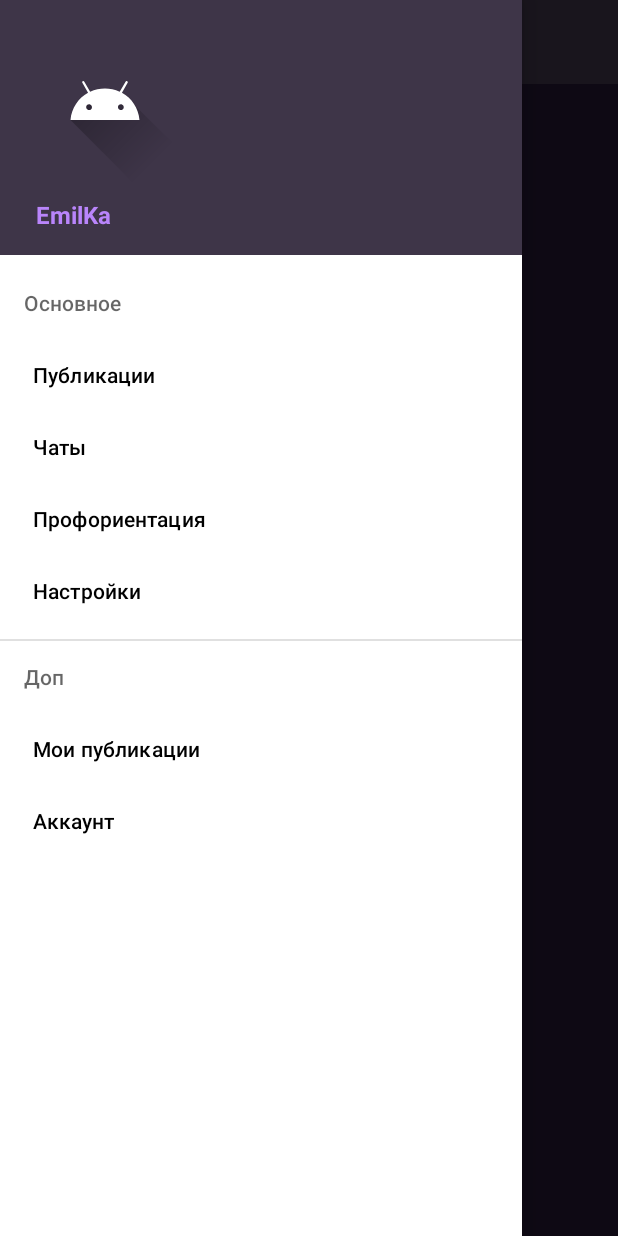
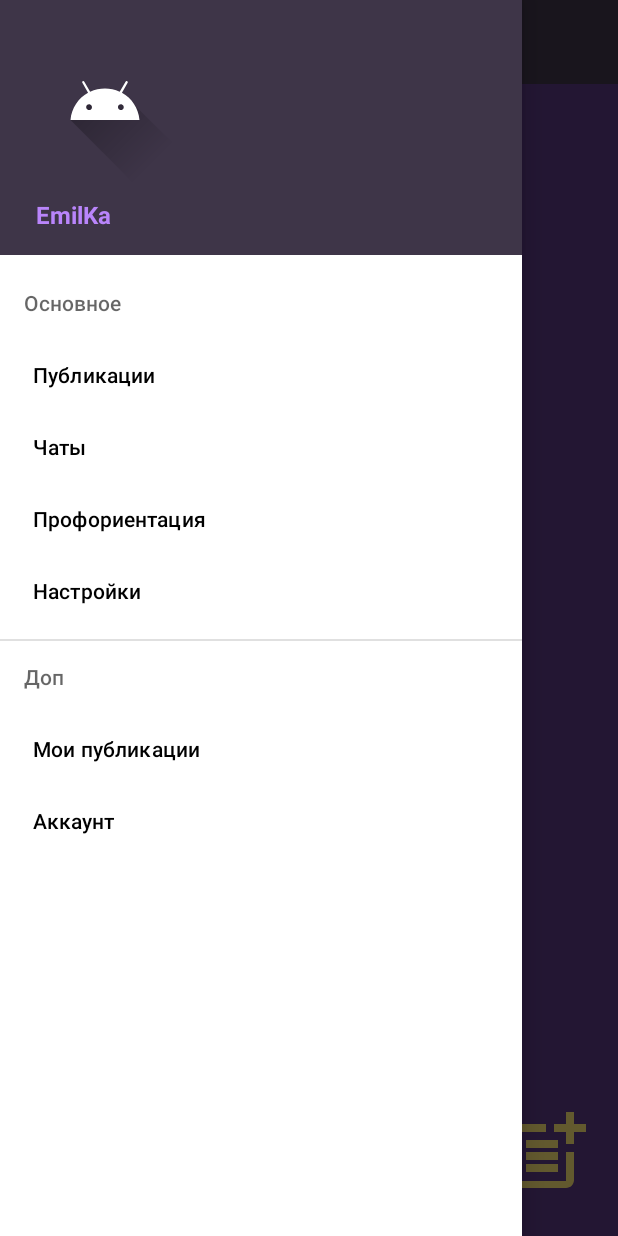
Before and after one commit to Jasmine801/MyProf, an Android app: the screen it shows after launch (MainActivity), with the side drawer open, on a phone screen of 412 x 824 dp. Run offline under Robolectric (Android 15) with nearby library versions, the phone set to English and light mode, and no system bars.

Commit message:
Fragment Navigate

```diff
--- a/app/src/main/java/com/mamedli/myprof/fragments/PublicationsFragment.kt
+++ b/app/src/main/java/com/mamedli/myprof/fragments/PublicationsFragment.kt
@@ -5,6 +5,7 @@ import androidx.fragment.app.Fragment
 import android.view.LayoutInflater
 import android.view.View
 import android.view.ViewGroup
+import androidx.navigation.fragment.findNavController
 import com.mamedli.myprof.R
 import com.mamedli.myprof.databinding.FragmentPublicationsBinding
 
@@ -13,9 +14,9 @@ class PublicationsFragment : Fragment() {
 
     lateinit var binding: FragmentPublicationsBinding
 
+
     override fun onCreate(savedInstanceState: Bundle?) {
         super.onCreate(savedInstanceState)
-
     }
 
     override fun onCreateView(
@@ -23,11 +24,20 @@ class PublicationsFragment : Fragment() {
         savedInstanceState: Bundle?
     ): View? {
         binding = FragmentPublicationsBinding.inflate(inflater, container, false)
+        onClickNewPublication()
         return binding.root
+
+    }
+
+    private fun onClickNewPublication(){
+        val controller = findNavController()
+        binding.ibAddPublication.setOnClickListener {
+            controller.navigate(R.id.newPublicationFragment)
+        }
     }
 
     companion object {
         @JvmStatic
-        fun newInstance(param1: String, param2: String) = PublicationsFragment()
+        fun newInstance() = PublicationsFragment()
     }
 }
--- /dev/null
+++ b/app/src/main/res/drawable/ic_add_publication.xml
@@ -0,0 +1,9 @@
+<vector android:height="64dp" android:tint="#F7E074"
+    android:viewportHeight="24" android:viewportWidth="24"
+    android:width="64dp" xmlns:android="http://schemas.android.com/apk/res/android">
+    <path android:fillColor="@android:color/white" android:pathData="M17,19.22H5V7h7V5H5C3.9,5 3,5.9 3,7v12c0,1.1 0.9,2 2,2h12c1.1,0 2,-0.9 2,-2v-7h-2V19.22z"/>
+    <path android:fillColor="@android:color/white" android:pathData="M19,2h-2v3h-3c0.01,0.01 0,2 0,2h3v2.99c0.01,0.01 2,0 2,0V7h3V5h-3V2z"/>
+    <path android:fillColor="@android:color/white" android:pathData="M7,9h8v2h-8z"/>
+    <path android:fillColor="@android:color/white" android:pathData="M7,12l0,2l8,0l0,-2l-3,0z"/>
+    <path android:fillColor="@android:color/white" android:pathData="M7,15h8v2h-8z"/>
+</vector>
--- a/app/src/main/res/layout/activity_main.xml
+++ b/app/src/main/res/layout/activity_main.xml
@@ -8,25 +8,24 @@
     tools:context=".activities.MainActivity"
     tools:openDrawer="start">
 
-    <fragment
-        android:id="@+id/fragmentContainerView"
-        android:name="androidx.navigation.fragment.NavHostFragment"
+    <androidx.constraintlayout.widget.ConstraintLayout
         android:layout_width="match_parent"
-        android:layout_height="match_parent"
-        app:defaultNavHost="true"
-        app:navGraph="@navigation/main_navigation" />
+        android:layout_height="match_parent">
 
-    <include
-        android:id="@+id/mainContent"
-        layout="@layout/main_content"
-        android:layout_width="match_parent"
-        android:layout_height="match_parent" />
+        <include
+            android:id="@+id/mainContent"
+            layout="@layout/main_content"
+            android:layout_width="match_parent"
+            android:layout_height="match_parent" />
+
+    </androidx.constraintlayout.widget.ConstraintLayout>
 
     <com.google.android.material.navigation.NavigationView
         android:id="@+id/navView"
         android:layout_width="match_parent"
         android:layout_height="match_parent"
         android:layout_gravity="start"
+        android:visibility="visible"
         app:headerLayout="@layout/nav_header_main"
         app:menu="@menu/drawer_main_menu" />
 </androidx.drawerlayout.widget.DrawerLayout>
--- a/app/src/main/res/layout/fragment_publications.xml
+++ b/app/src/main/res/layout/fragment_publications.xml
@@ -1,13 +1,38 @@
 <?xml version="1.0" encoding="utf-8"?>
 <FrameLayout xmlns:android="http://schemas.android.com/apk/res/android"
+    xmlns:app="http://schemas.android.com/apk/res-auto"
     xmlns:tools="http://schemas.android.com/tools"
     android:layout_width="match_parent"
     android:layout_height="match_parent"
     android:background="@color/icon_color"
     tools:context=".fragments.PublicationsFragment">
 
-    <androidx.recyclerview.widget.RecyclerView
-        android:id="@+id/rcView"
+    <androidx.constraintlayout.widget.ConstraintLayout
         android:layout_width="match_parent"
-        android:layout_height="match_parent" />
+        android:layout_height="match_parent">
+
+        <androidx.recyclerview.widget.RecyclerView
+            android:id="@+id/rcView"
+            android:layout_width="0dp"
+            android:layout_height="0dp"
+            app:layout_constraintEnd_toEndOf="parent"
+            app:layout_constraintStart_toStartOf="parent"
+            app:layout_constraintTop_toTopOf="parent" />
+
+        <ImageButton
+            android:id="@+id/ibAddPublication"
+            android:layout_width="wrap_content"
+            android:layout_height="wrap_content"
+            android:layout_marginEnd="16dp"
+            android:layout_marginBottom="24dp"
+            android:background="@null"
+            android:src="@drawable/ic_add_publication"
+            app:layout_constraintBottom_toBottomOf="parent"
+            app:layout_constraintEnd_toEndOf="parent"
+            app:layout_constraintTop_toBottomOf="@+id/rcView"
+            app:layout_constraintVertical_bias="1.0"
+            tools:ignore="SpeakableTextPresentCheck" />
+
+    </androidx.constraintlayout.widget.ConstraintLayout>
+
 </FrameLayout>
--- a/app/src/main/res/values/strings.xml
+++ b/app/src/main/res/values/strings.xml
@@ -11,6 +11,9 @@
     <string name="ad_my_publications">Мои публикации</string>
     <string name="open">Открыть</string>
     <string name="close">Закрыть</string>
+    <!-- Hint -->
+    <string name="title">Заголовок</string>
+    <string name="description">Описание</string>
     <!-- TODO: Remove or change this placeholder text -->
     <string name="hello_blank_fragment">Hello blank fragment</string>
 </resources>
```
Also changed, not shown: app/src/main/java/com/mamedli/myprof/entities/PublicationsItem.kt (+2 -12 lines), app/src/main/java/com/mamedli/myprof/fragments/NewPublicationFragment.kt (added, +30 -0 lines), app/src/main/res/layout/fragment_new_publication.xml (added, +78 -0 lines), app/src/main/res/layout/main_content.xml (+9 -0 lines), app/src/main/res/layout/publication_list_item.xml (+12 -3 lines), app/src/main/res/navigation/main_navigation.xml (+10 -1 lines).
